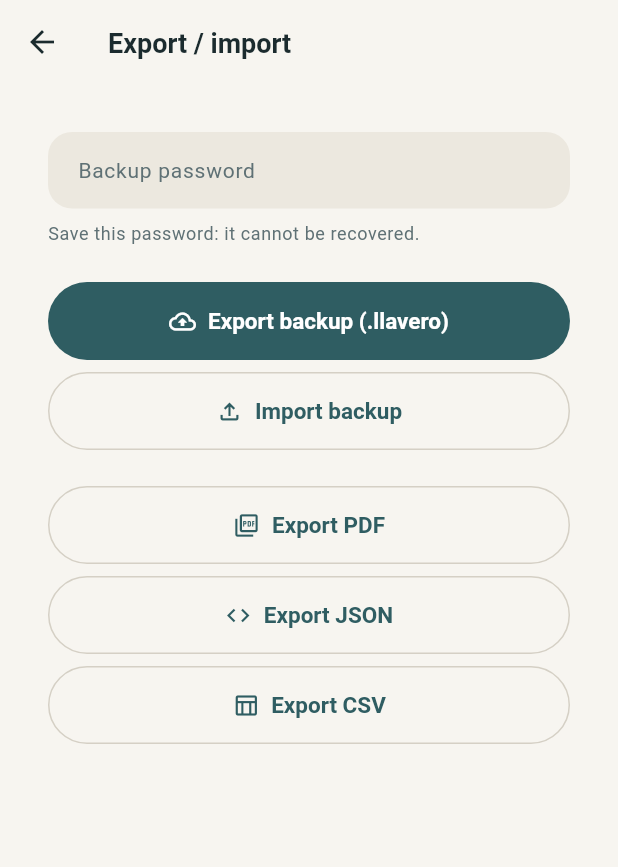
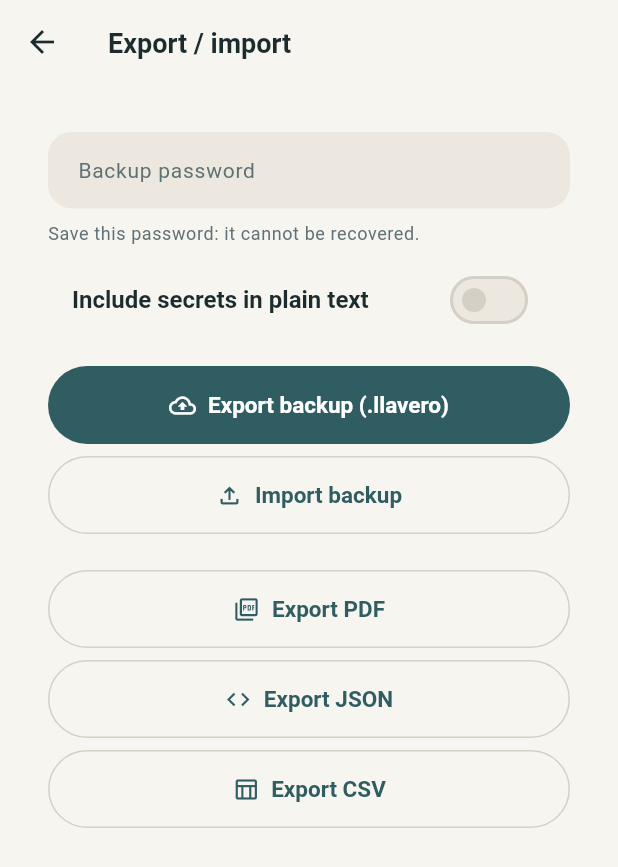
Before and after one commit to neryad/llavero2, a Flutter app: the ExportImportScreen screen opened by its route, after a tap on "Export PDF", on a phone screen of 412 x 824 dp. Shown: the top 867 px of the screen. Run offline on Flutter 3.47's test engine with Material 3 defaults, Android fonts, the phone set to English and light mode, and no system bars; our stand-ins replace file_picker, flutter_secure_storage, local_auth, package_info_plus, printing, share_plus; missing offline and left inert: cryptography; accounts and stored records are empty.

Commit message:
feat(mejora14): exportar secretos con doble confirmacion
- includeSecrets por defecto false en ExportService
- Interruptor y dos dialogos de confirmacion en la UI
- Respaldo .llavero sigue siempre cifrado
- PLAN_MEJORAS: mejora 14 completada (13/20)
- 171 tests pasando

```diff
--- a/lib/data/export_service.dart
+++ b/lib/data/export_service.dart
@@ -45,16 +45,19 @@ class ExportService {
     );
   }
 
-  /// Exporta la bóveda a JSON sin secretos en claro.
-  String toJson(VaultDocument document) {
-    return jsonEncode(_safeDocument(document).toJson());
+  /// Exporta la bóveda a JSON.
+  ///
+  /// Por defecto los secretos se sustituyen por `[oculto]`. Solo se incluyen
+  /// en claro si el usuario lo pide explícitamente.
+  String toJson(VaultDocument document, {bool includeSecrets = false}) {
+    return jsonEncode(_safeDocument(document, includeSecrets).toJson());
   }
 
-  /// Exporta la bóveda a CSV sin secretos en claro.
-  String toCsv(VaultDocument document) {
+  /// Exporta la bóveda a CSV sin secretos en claro por defecto.
+  String toCsv(VaultDocument document, {bool includeSecrets = false}) {
     final buffer = StringBuffer()
       ..writeln('titulo,categoria,persona,etiqueta,valor,tipo,secreto,notas');
-    for (final entry in _safeDocument(document).entries) {
+    for (final entry in _safeDocument(document, includeSecrets).entries) {
       for (final field in entry.fields) {
         buffer.writeln(<String>[
           entry.title,
@@ -72,9 +75,12 @@ class ExportService {
   }
 
   /// Genera un PDF con el resumen de la bóveda (sin secretos en claro).
-  Future<Uint8List> toPdf(VaultDocument document) async {
+  Future<Uint8List> toPdf(
+    VaultDocument document, {
+    bool includeSecrets = false,
+  }) async {
     final pdf = pw.Document();
-    final safe = _safeDocument(document);
+    final safe = _safeDocument(document, includeSecrets);
     final fontData = await rootBundle.load(
       'assets/fonts/Plus_Jakarta_Sans/static/PlusJakartaSans-Regular.ttf',
     );
@@ -101,8 +107,10 @@ class ExportService {
     return pdf.save();
   }
 
-  /// Copia del documento con los valores secretos ocultos.
-  VaultDocument _safeDocument(VaultDocument document) {
+  /// Copia del documento con los valores secretos ocultos, salvo que el
+  /// usuario haya confirmado explícitamente que quiere incluirlos.
+  VaultDocument _safeDocument(VaultDocument document, bool includeSecrets) {
+    if (includeSecrets) return document;
     return VaultDocument(
       version: document.version,
       entries: document.entries
--- a/lib/features/export_import/export_import_screen.dart
+++ b/lib/features/export_import/export_import_screen.dart
@@ -80,10 +80,68 @@ class _ExportImportScreenState extends State<ExportImportScreen> {
     }
   }
 
+  bool _includeSecrets = false;
+
+  Future<bool> _confirmSecretsExport() async {
+    final l10n = L10n.of(context);
+    final first = await showDialog<bool>(
+      context: context,
+      builder: (context) => AlertDialog(
+        title: Text(l10n.includeSecretsLabel),
+        content: Text(l10n.secretsExportWarning),
+        actions: <Widget>[
+          TextButton(
+            onPressed: () => Navigator.of(context).pop(false),
+            child: Text(l10n.cancelLabel),
+          ),
+          FilledButton(
+            onPressed: () => Navigator.of(context).pop(true),
+            child: Text(l10n.continueLabel),
+          ),
+        ],
+      ),
+    );
+    if (first != true || !mounted) return false;
+
+    final second = await showDialog<bool>(
+      context: context,
+      builder: (context) => AlertDialog(
+        title: Text(l10n.includeSecretsLabel),
+        content: Text(l10n.secretsExportConfirm),
+        actions: <Widget>[
+          TextButton(
+            onPressed: () => Navigator.of(context).pop(false),
+            child: Text(l10n.cancelLabel),
+          ),
+          FilledButton(
+            onPressed: () => Navigator.of(context).pop(true),
+            child: Text(l10n.exportAnywayLabel),
+          ),
+        ],
+      ),
+    );
+    return second == true;
+  }
+
+  /// Ejecuta una exportación, pidiendo doble confirmación si se van a
+  /// incluir secretos en claro.
+  Future<void> _guarded(Future<void> Function() action) async {
+    if (_includeSecrets) {
+      final confirmed = await _confirmSecretsExport();
+      if (!confirmed || !mounted) return;
+    }
+    await action();
+  }
+
   Future<void> _exportPdf() async {
-    final bytes = await _service.toPdf(_document());
-    final file = await _temporaryFile('pdf', bytes);
-    await Printing.layoutPdf(onLayout: (_) async => await file.readAsBytes());
+    await _guarded(() async {
+      final bytes = await _service.toPdf(
+        _document(),
+        includeSecrets: _includeSecrets,
+      );
+      final file = await _temporaryFile('pdf', bytes);
+      await Printing.layoutPdf(onLayout: (_) async => await file.readAsBytes());
+    });
   }
 
   Future<void> _exportText(String extension, String content) async {
@@ -112,7 +170,13 @@ class _ExportImportScreenState extends State<ExportImportScreen> {
           ),
           const SizedBox(height: 8),
           Text(l10n.backupWarning, style: Theme.of(context).textTheme.bodySmall),
-          const SizedBox(height: 24),
+          const SizedBox(height: 8),
+          SwitchListTile(
+            title: Text(l10n.includeSecretsLabel),
+            value: _includeSecrets,
+            onChanged: (value) => setState(() => _includeSecrets = value),
+          ),
+          const SizedBox(height: 16),
           FilledButton.icon(
             onPressed: _exportBackup,
             icon: const Icon(Icons.backup_outlined),
@@ -132,13 +196,29 @@ class _ExportImportScreenState extends State<ExportImportScreen> {
           ),
           const SizedBox(height: 8),
           OutlinedButton.icon(
-            onPressed: () => _exportText('json', _service.toJson(_document())),
+            onPressed: () => _guarded(
+              () => _exportText(
+                'json',
+                _service.toJson(
+                  _document(),
+                  includeSecrets: _includeSecrets,
+                ),
+              ),
+            ),
             icon: const Icon(Icons.code_outlined),
             label: Text(l10n.exportJsonLabel),
           ),
           const SizedBox(height: 8),
           OutlinedButton.icon(
-            onPressed: () => _exportText('csv', _service.toCsv(_document())),
+            onPressed: () => _guarded(
+              () => _exportText(
+                'csv',
+                _service.toCsv(
+                  _document(),
+                  includeSecrets: _includeSecrets,
+                ),
+              ),
+            ),
             icon: const Icon(Icons.table_chart_outlined),
             label: Text(l10n.exportCsvLabel),
           ),
--- a/lib/l10n/app_en.arb
+++ b/lib/l10n/app_en.arb
@@ -568,5 +568,25 @@
   "noCustomCategories": "You haven't created any categories yet.",
   "@noCustomCategories": {
     "description": "Message shown when there are no custom categories."
+  },
+
+  "includeSecretsLabel": "Include secrets in plain text",
+  "@includeSecretsLabel": {
+    "description": "Switch that enables exporting secret values without hiding them."
+  },
+
+  "secretsExportWarning": "Secrets will be saved unencrypted. Anyone reading the file will see them.",
+  "@secretsExportWarning": {
+    "description": "First confirmation warning when exporting secrets in plain text."
+  },
+
+  "secretsExportConfirm": "Are you sure you want to export secrets in plain text?",
+  "@secretsExportConfirm": {
+    "description": "Second confirmation when exporting secrets in plain text."
+  },
+
+  "exportAnywayLabel": "Yes, export",
+  "@exportAnywayLabel": {
+    "description": "Final confirmation button to export secrets in plain text."
   }
 }
--- a/lib/l10n/app_es.arb
+++ b/lib/l10n/app_es.arb
@@ -568,5 +568,25 @@
   "noCustomCategories": "Todavía no has creado categorías.",
   "@noCustomCategories": {
     "description": "Message shown when there are no custom categories."
+  },
+
+  "includeSecretsLabel": "Incluir secretos en claro",
+  "@includeSecretsLabel": {
+    "description": "Switch that enables exporting secret values without hiding them."
+  },
+
+  "secretsExportWarning": "Los secretos se guardarán sin cifrar. Cualquiera que lea el archivo podrá verlos.",
+  "@secretsExportWarning": {
+    "description": "First confirmation warning when exporting secrets in plain text."
+  },
+
+  "secretsExportConfirm": "¿Confirmas que quieres exportar los secretos en claro?",
+  "@secretsExportConfirm": {
+    "description": "Second confirmation when exporting secrets in plain text."
+  },
+
+  "exportAnywayLabel": "Sí, exportar",
+  "@exportAnywayLabel": {
+    "description": "Final confirmation button to export secrets in plain text."
   }
 }
```
Also changed, not shown: lib/l10n/generated/app_l10n.dart, lib/l10n/generated/app_l10n_en.dart, lib/l10n/generated/app_l10n_es.dart, 4 other files.
